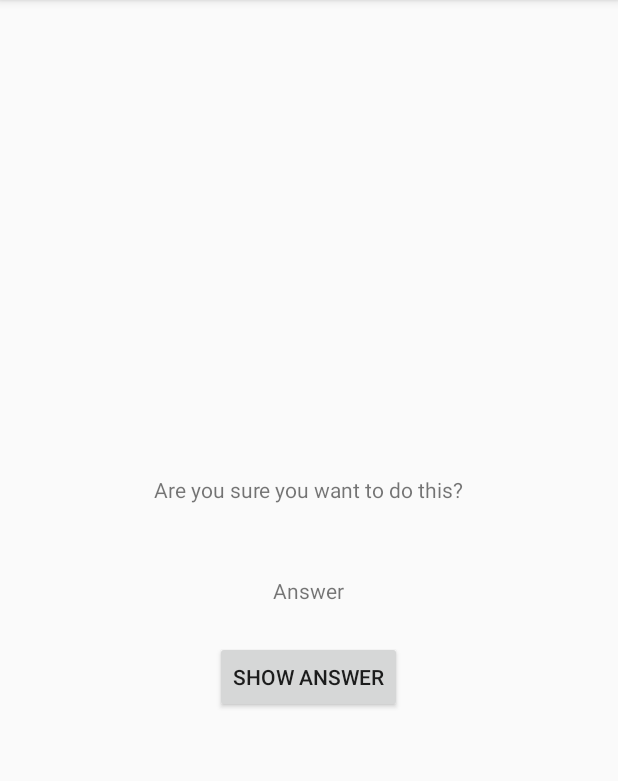
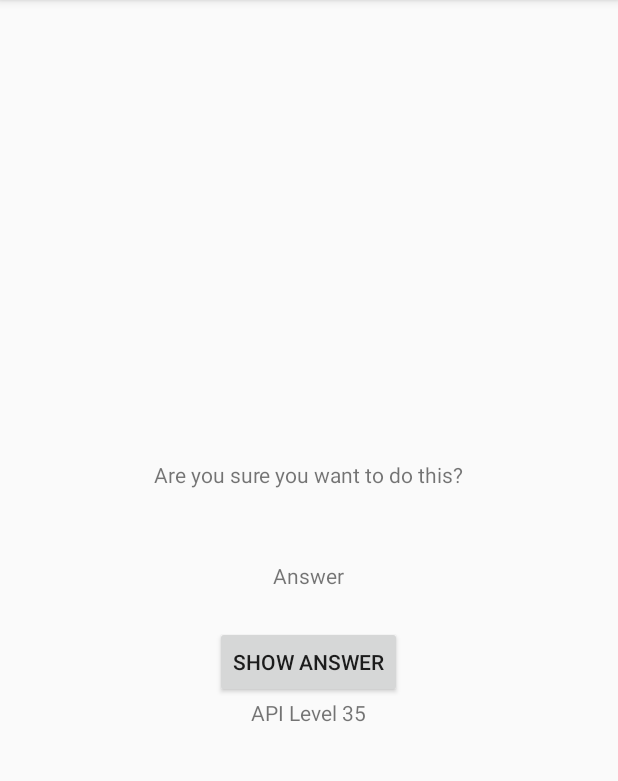
Before and after one commit to bluesxman/bnr-android, an Android app: the CheatActivity screen opened directly, with no data from a screen before it, on a phone screen of 412 x 824 dp, the part 84-865 px from its top. Run offline under Robolectric (Android 15) with nearby library versions, the phone set to English and light mode, and no system bars.

Commit message:
display version

```diff
--- a/GeoQuiz/app/src/main/java/com/smackwerks/geoquiz/CheatActivity.java
+++ b/GeoQuiz/app/src/main/java/com/smackwerks/geoquiz/CheatActivity.java
@@ -73,6 +73,9 @@ public class CheatActivity extends AppCompatActivity {
                 }
             }
         });
+
+        TextView api = (TextView) findViewById(R.id.version_text_view);
+        api.setText("API Level " + Build.VERSION.SDK_INT);
     }
 
     @Override
--- a/GeoQuiz/app/src/main/res/layout/activity_cheat.xml
+++ b/GeoQuiz/app/src/main/res/layout/activity_cheat.xml
@@ -27,4 +27,10 @@
         android:layout_height="wrap_content"
         android:text="@string/show_answer_button" />
 
+    <TextView
+        android:id="@+id/version_text_view"
+        android:layout_width="wrap_content"
+        android:layout_height="wrap_content"
+        android:text="API level x.y" />
+
 </LinearLayout>
```
